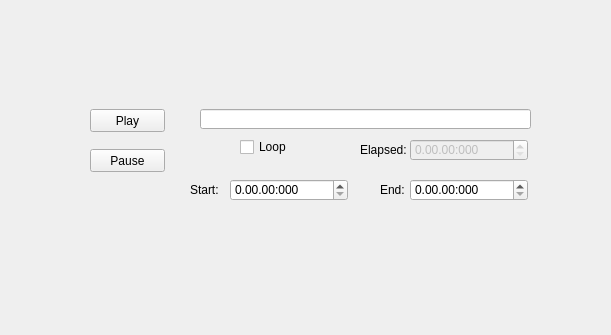
Old version of the form mainwindow.ui in the repository mgardner99/ELEC490; both pictures show x 0 to 611 and y 440 to 775 of the 1214 by 775 pixel window.
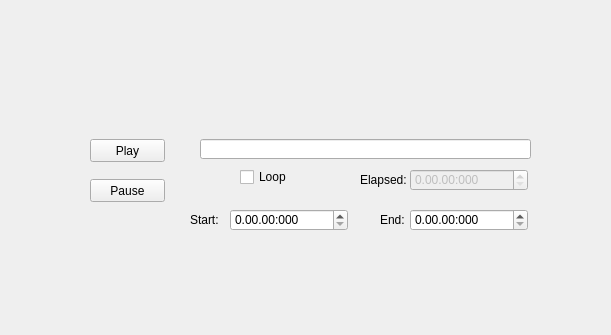
New version of the form.

Commit message: added trackbar to video player side of ui

Diff of the .ui file:
```diff
--- a/mainwindow.ui
+++ b/mainwindow.ui
@@ -168,7 +168,7 @@
     <property name="geometry">
      <rect>
       <x>90</x>
-      <y>530</y>
+      <y>560</y>
       <width>75</width>
       <height>23</height>
      </rect>
@@ -181,7 +181,7 @@
     <property name="geometry">
      <rect>
       <x>200</x>
-      <y>530</y>
+      <y>560</y>
       <width>331</width>
       <height>20</height>
      </rect>
@@ -191,7 +191,7 @@
     <property name="geometry">
      <rect>
       <x>240</x>
-      <y>560</y>
+      <y>590</y>
       <width>71</width>
       <height>16</height>
      </rect>
@@ -207,7 +207,7 @@
     <property name="geometry">
      <rect>
       <x>410</x>
-      <y>560</y>
+      <y>590</y>
       <width>118</width>
       <height>22</height>
      </rect>
@@ -220,7 +220,7 @@
     <property name="geometry">
      <rect>
       <x>360</x>
-      <y>560</y>
+      <y>590</y>
       <width>46</width>
       <height>21</height>
      </rect>
@@ -236,7 +236,7 @@
     <property name="geometry">
      <rect>
       <x>230</x>
-      <y>600</y>
+      <y>630</y>
       <width>118</width>
       <height>22</height>
      </rect>
@@ -249,7 +249,7 @@
     <property name="geometry">
      <rect>
       <x>410</x>
-      <y>600</y>
+      <y>630</y>
       <width>118</width>
       <height>22</height>
      </rect>
@@ -262,7 +262,7 @@
     <property name="geometry">
      <rect>
       <x>190</x>
-      <y>600</y>
+      <y>630</y>
       <width>46</width>
       <height>21</height>
      </rect>
@@ -275,7 +275,7 @@
     <property name="geometry">
      <rect>
       <x>380</x>
-      <y>600</y>
+      <y>630</y>
       <width>46</width>
       <height>21</height>
      </rect>
@@ -288,7 +288,7 @@
     <property name="geometry">
      <rect>
       <x>90</x>
-      <y>570</y>
+      <y>600</y>
       <width>75</width>
       <height>23</height>
      </rect>
@@ -297,6 +297,16 @@
      <string>Pause</string>
     </property>
    </widget>
+   <widget class="QWidget" name="seekWidget" native="true">
+    <property name="geometry">
+     <rect>
+      <x>80</x>
+      <y>510</y>
+      <width>451</width>
+      <height>31</height>
+     </rect>
+    </property>
+   </widget>
   </widget>
   <widget class="QMenuBar" name="menuBar">
    <property name="geometry">
```
The commit also changes 3 other files.
